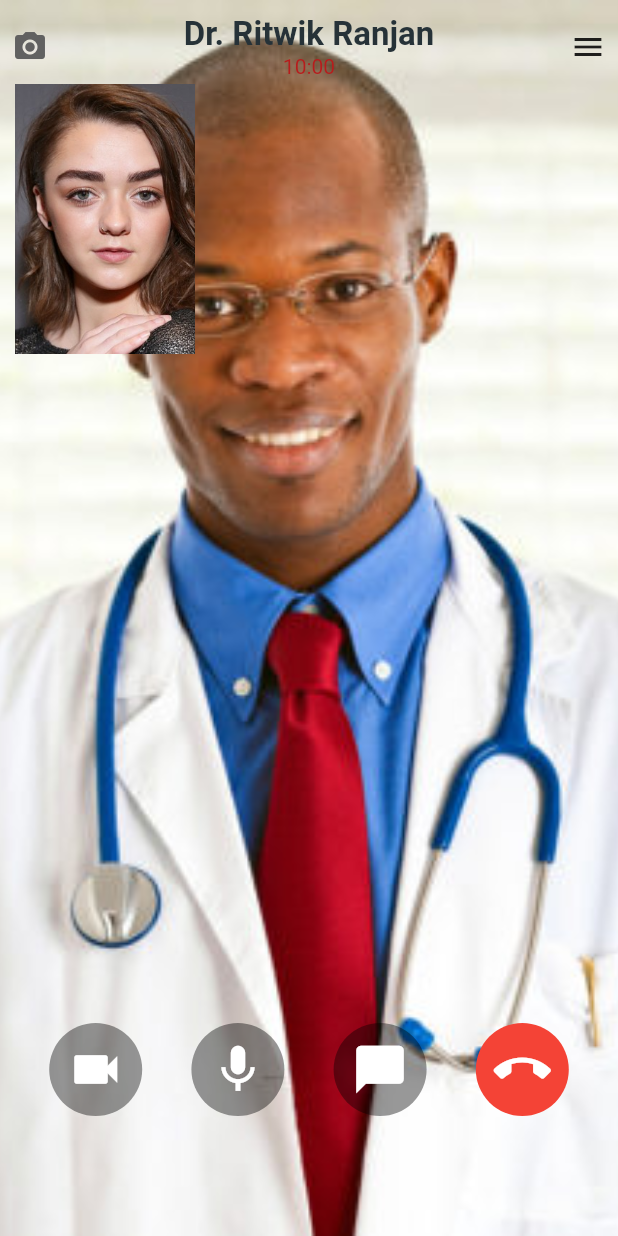
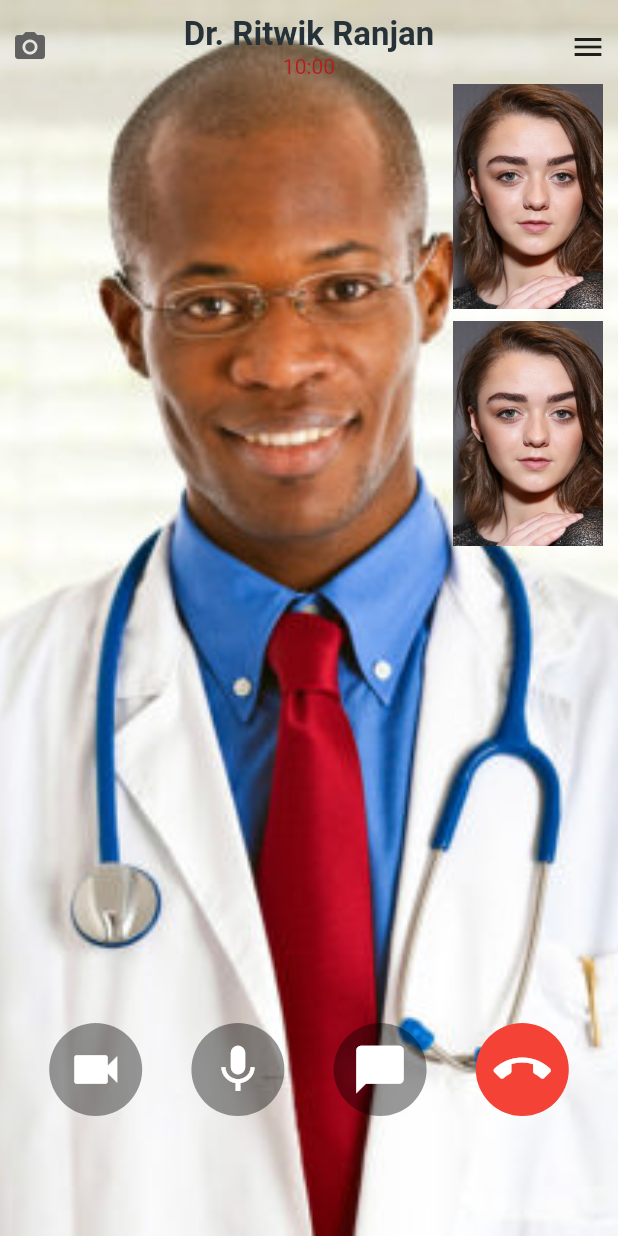
Before and after one commit to ritwikranjan/stack_widget_layout, a Flutter app: the screen it shows after launch, on a phone screen of 412 x 824 dp. Run offline on Flutter 3.47's test engine with Material 2 defaults, Android fonts, the phone set to English and light mode, and no system bars.

Commit message:
added additional image

```diff
--- a/lib/main.dart
+++ b/lib/main.dart
@@ -21,12 +21,12 @@ class MyApp extends StatelessWidget {
               ),
             ),
             Align(
-              alignment: Alignment.topLeft,
+              alignment: Alignment.topCenter,
               child: SafeArea(
                 child: Padding(
                   padding: const EdgeInsets.only(top: 10.0),
                   child: Column(
-                    crossAxisAlignment: CrossAxisAlignment.start,
+                    crossAxisAlignment: CrossAxisAlignment.end,
                     children: <Widget>[
                       Row(
                         mainAxisAlignment: MainAxisAlignment.spaceBetween,
@@ -60,8 +60,18 @@ class MyApp extends StatelessWidget {
                         ],
                       ),
                       Container(
-                        height: 180,
-                        width: 120,
+                        height: 150,
+                        width: 100,
+                        margin: EdgeInsets.symmetric(
+                            horizontal: 10.0, vertical: 4.0),
+                        child: Image.asset(
+                          'images/women.jpeg',
+                          fit: BoxFit.fitHeight,
+                        ),
+                      ),
+                      Container(
+                        height: 150,
+                        width: 100,
                         margin: EdgeInsets.symmetric(
                             horizontal: 10.0, vertical: 4.0),
                         child: Image.asset(
```
